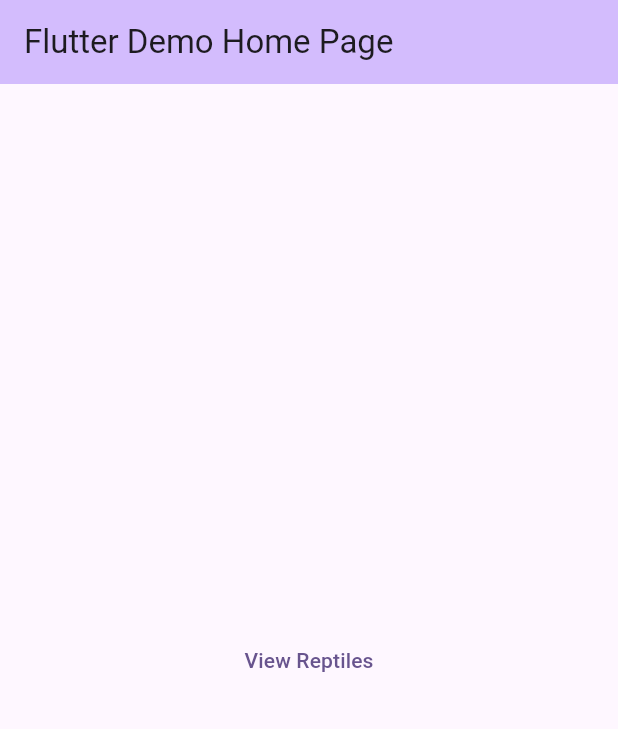
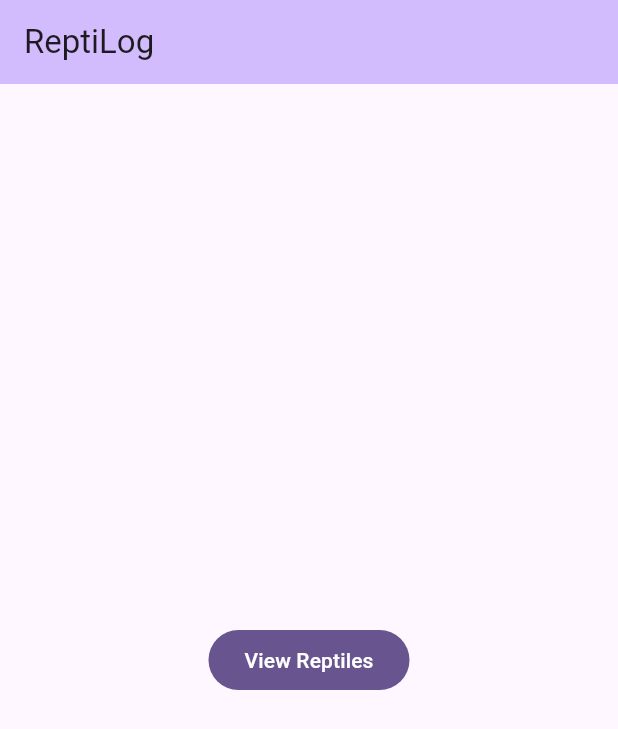
Before and after one commit to leo76253/reptilog_flutter, a Flutter app: the screen it shows after launch, on a phone screen of 412 x 824 dp. Shown: the top 729 px of the screen. Run offline on Flutter 3.47's test engine with Material 3 defaults, Android fonts, the phone set to English and light mode, and no system bars.

Commit message:
Small cleanup and restructure

```diff
--- a/lib/main.dart
+++ b/lib/main.dart
@@ -1,5 +1,5 @@
 import 'package:flutter/material.dart';
-import 'package:reptilog_flutter/reptiles.dart';
+import 'package:reptilog_flutter/pages/reptiles.dart';
 
 void main() {
   runApp(const MyApp());
@@ -16,7 +16,7 @@
       theme: ThemeData(colorScheme: ColorScheme.fromSeed(seedColor: Colors.deepPurple)),
       initialRoute: '/',
       routes: {
-        '/': (context) => const MyHomePage(title: 'Flutter Demo Home Page'),
+        '/': (context) => const MyHomePage(title: 'ReptiLog'),
         '/reptiles': (context) => const ReptilesIndexPage(),
       },
     );
@@ -41,7 +41,7 @@
         child: Column(
           mainAxisAlignment: MainAxisAlignment.center,
           children: <Widget>[
-            TextButton(
+            FilledButton(
               onPressed: () {
                 Navigator.pushNamed(context, '/reptiles');
               },
```
Also changed, not shown: lib/pages/reptiles.dart (renamed from lib/reptiles.dart).
